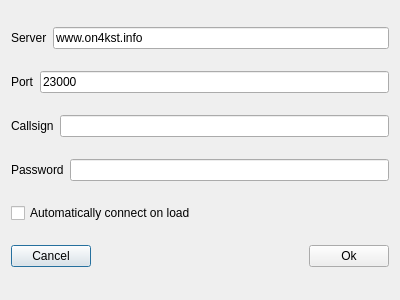
Qt form mqt/MqtKSTClient/kstconfigure.ui (Rsclub22/Minos2-Mirror) before a commit.
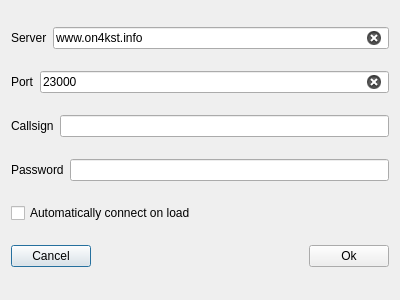
The same form after that commit.

The edit to the form file:
```diff
--- a/mqt/MqtKSTClient/kstconfigure.ui
+++ b/mqt/MqtKSTClient/kstconfigure.ui
@@ -28,6 +28,9 @@
        <property name="text">
         <string>www.on4kst.info</string>
        </property>
+       <property name="clearButtonEnabled">
+        <bool>true</bool>
+       </property>
       </widget>
      </item>
     </layout>
@@ -46,6 +49,9 @@
        <property name="text">
         <string>23000</string>
        </property>
+       <property name="clearButtonEnabled">
+        <bool>true</bool>
+       </property>
       </widget>
      </item>
     </layout>
```
Left out of the diff: 12 changed lines with no effect on the pictures.
